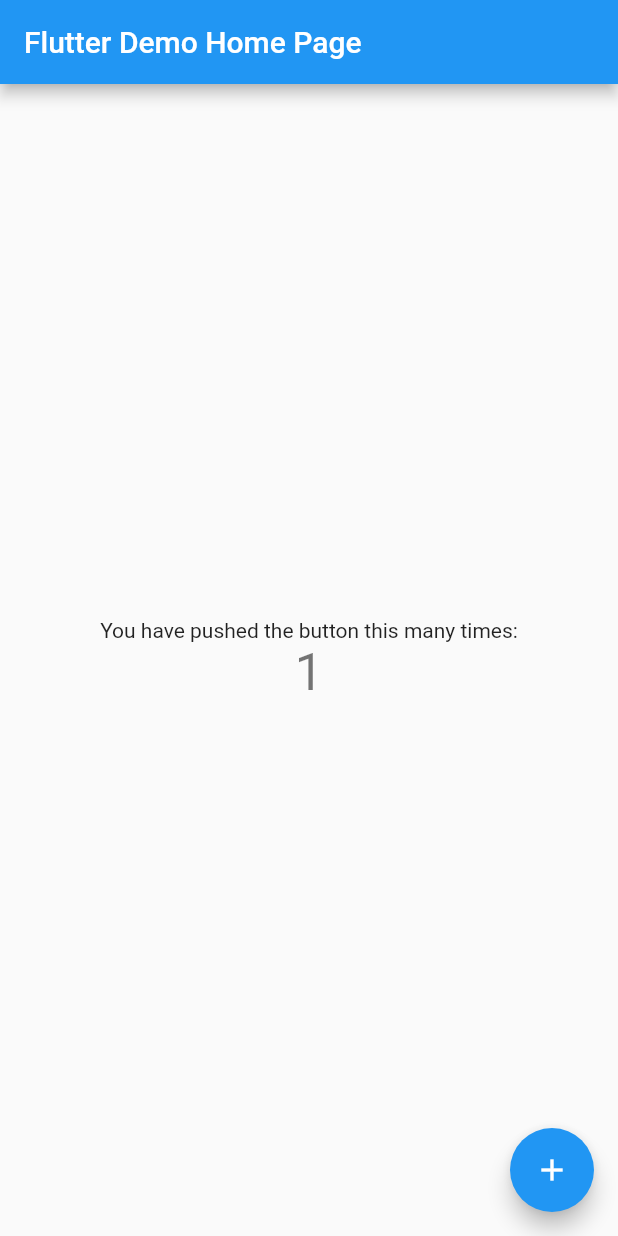
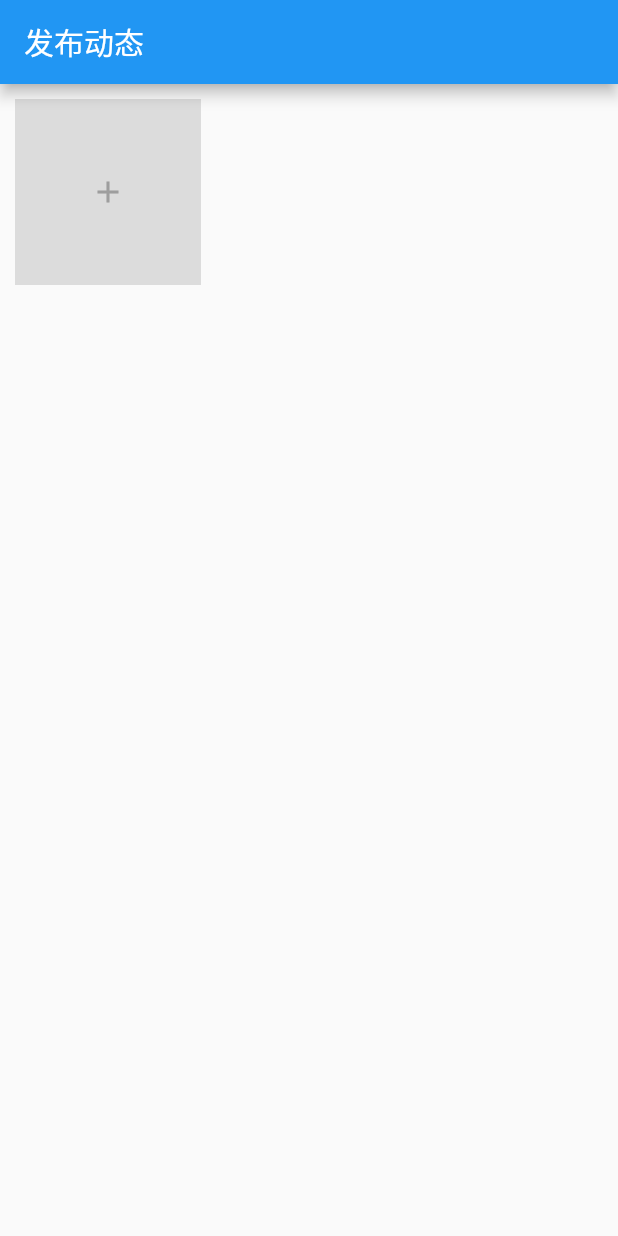
Before and after one commit to BaiMuQ/flutter_wechart_post, a Flutter app: the screen it shows after launch, after a tap on the "add" icon, on a phone screen of 412 x 824 dp. Run offline on Flutter 3.47's test engine with Material 2 defaults, Android fonts, the phone set to English and light mode, and no system bars; our stand-ins replace extended_image; missing offline and left inert: wechat_assets_picker.

Commit message:
添加展示图片界面和返回的头部菜单栏动画效果

```diff
--- a/lib/main.dart
+++ b/lib/main.dart
@@ -1,4 +1,5 @@
 import 'package:flutter/material.dart';
+import 'package:flutter_wechart/pages/post.dart';
 
 void main() {
   runApp(const MyApp());
@@ -7,109 +8,14 @@ void main() {
 class MyApp extends StatelessWidget {
   const MyApp({super.key});
 
-  // This widget is the root of your application.
   @override
   Widget build(BuildContext context) {
     return MaterialApp(
       title: 'Flutter Demo',
       theme: ThemeData(
-        // This is the theme of your application.
-        //
-        // Try running your application with "flutter run". You'll see the
-        // application has a blue toolbar. Then, without quitting the app, try
-        // changing the primarySwatch below to Colors.green and then invoke
-        // "hot reload" (press "r" in the console where you ran "flutter run",
-        // or simply save your changes to "hot reload" in a Flutter IDE).
-        // Notice that the counter didn't reset back to zero; the application
-        // is not restarted.
         primarySwatch: Colors.blue,
       ),
-      home: const MyHomePage(title: 'Flutter Demo Home Page'),
+      home: const PostEditPage(),
     );
   }
 }
-
-class MyHomePage extends StatefulWidget {
-  const MyHomePage({super.key, required this.title});
-
-  // This widget is the home page of your application. It is stateful, meaning
-  // that it has a State object (defined below) that contains fields that affect
-  // how it looks.
-
-  // This class is the configuration for the state. It holds the values (in this
-  // case the title) provided by the parent (in this case the App widget) and
-  // used by the build method of the State. Fields in a Widget subclass are
-  // always marked "final".
-
-  final String title;
-
-  @override
-  State<MyHomePage> createState() => _MyHomePageState();
-}
-
-class _MyHomePageState extends State<MyHomePage> {
-  int _counter = 0;
-
-  void _incrementCounter() {
-    setState(() {
-      // This call to setState tells the Flutter framework that something has
-      // changed in this State, which causes it to rerun the build method below
-      // so that the display can reflect the updated values. If we changed
-      // _counter without calling setState(), then the build method would not be
-      // called again, and so nothing would appear to happen.
-      _counter++;
-    });
-  }
-
-  @override
-  Widget build(BuildContext context) {
-    // This method is rerun every time setState is called, for instance as done
-    // by the _incrementCounter method above.
-    //
-    // The Flutter framework has been optimized to make rerunning build methods
-    // fast, so that you can just rebuild anything that needs updating rather
-    // than having to individually change instances of widgets.
-    return Scaffold(
-      appBar: AppBar(
-        // Here we take the value from the MyHomePage object that was created by
-        // the App.build method, and use it to set our appbar title.
-        title: Text(widget.title),
-      ),
-      body: Center(
-        // Center is a layout widget. It takes a single child and positions it
-        // in the middle of the parent.
-        child: Column(
-          // Column is also a layout widget. It takes a list of children and
-          // arranges them vertically. By default, it sizes itself to fit its
-          // children horizontally, and tries to be as tall as its parent.
-          //
-          // Invoke "debug painting" (press "p" in the console, choose the
-          // "Toggle Debug Paint" action from the Flutter Inspector in Android
-          // Studio, or the "Toggle Debug Paint" command in Visual Studio Code)
-          // to see the wireframe for each widget.
-          //
-          // Column has various properties to control how it sizes itself and
-          // how it positions its children. Here we use mainAxisAlignment to
-          // center the children vertically; the main axis here is the vertical
-          // axis because Columns are vertical (the cross axis would be
-          // horizontal).
-          mainAxisAlignment: MainAxisAlignment.center,
-          children: <Widget>[
-            const Text(
-              'You have pushed the button this many times:',
-            ),
-            Text(
-              '$_counter',
-              style: Theme.of(context).textTheme.headlineMedium,
-            ),
-          ],
-        ),
-      ),
-      floatingActionButton: FloatingActionButton(
-        onPressed: _incrementCounter,
-        tooltip: 'Increment',
-        child: const Icon(Icons.add),
-      ), // This trailing comma makes auto-formatting nicer for build methods.
-    );
-  }
-}
--- /dev/null
+++ b/lib/pages/post.dart
@@ -0,0 +1,124 @@
+/*
+ * @Author: Bai YanShuo
+ * @Date: 2023-04-20 17:42:33
+ * @LastEditors: Bai YanShuo
+ * @LastEditTime: 2023-04-26 16:22:28
+ * @FilePath: /flutter_wechart/lib/pages/post.dart
+ * @Description:
+ */
+
+import 'package:flutter/material.dart';
+import 'package:flutter_wechart/utils/config.dart';
+import 'package:wechat_assets_picker/wechat_assets_picker.dart';
+
+import 'gallery.dart';
+
+class PostEditPage extends StatefulWidget {
+  const PostEditPage({super.key});
+
+  @override
+  State<PostEditPage> createState() => _PostEditPageState();
+}
+
+class _PostEditPageState extends State<PostEditPage> {
+  // 选取的图片
+  List<AssetEntity> selectedAssets = [];
+  // 图片列表
+  Widget _buildPhotoList() {
+    return Padding(
+      padding: const EdgeInsets.all(spacing),
+      child: LayoutBuilder(
+        builder: (BuildContext context, BoxConstraints constraints) {
+          final double width = (constraints.maxWidth - spacing * 2) / 3;
+          return Wrap(
+            spacing: spacing,
+            runSpacing: spacing,
+            children: [
+              for (final AssetEntity asset in selectedAssets)
+                _buildPhotoItem(asset, width),
+              // 选择图片按钮
+              if (selectedAssets.length < maxAssets)
+                _buildAddBtn(context, width),
+            ],
+          );
+        },
+      ),
+    );
+  }
+
+  Widget _buildAddBtn(BuildContext context, double width) {
+    return GestureDetector(
+      onTap: () async {
+        final List<AssetEntity>? result = await AssetPicker.pickAssets(
+          context,
+          pickerConfig: AssetPickerConfig(
+            selectedAssets: selectedAssets,
+            maxAssets: maxAssets,
+          ),
+        );
+        if (result == null) return;
+
+        setState(() {
+          selectedAssets = result;
+        });
+      },
+      child: Container(
+        color: Colors.black12,
+        width: width,
+        height: width,
+        child: const Icon(
+          Icons.add,
+          color: Colors.grey,
+        ),
+      ),
+    );
+  }
+
+  // 图片项
+  Widget _buildPhotoItem(AssetEntity asset, double width) {
+    return GestureDetector(
+      onTap: () {
+        Navigator.of(context).push(
+          MaterialPageRoute(
+            builder: (context) => GalleryWidget(
+              initialIndex: selectedAssets.indexOf(asset),
+              items: selectedAssets,
+            ),
+          ),
+        );
+      },
+      child: Container(
+        clipBehavior: Clip.antiAlias,
+        decoration: BoxDecoration(
+          borderRadius: BorderRadius.circular(3.0),
+        ),
+        child: AssetEntityImage(
+          isOriginal: false,
+          asset,
+          width: width,
+          height: width,
+          fit: BoxFit.cover,
+        ),
+      ),
+    );
+  }
+
+  // 主视图
+  Widget _mainView() {
+    return Column(
+      children: [
+        _buildPhotoList(),
+      ],
+    );
+  }
+
+  @override
+  Widget build(BuildContext context) {
+    return Scaffold(
+      appBar: AppBar(
+        title: const Text('发布动态'),
+      ),
+      body: _mainView(),
+    );
+  }
+}
--- /dev/null
+++ b/lib/utils/config.dart
@@ -0,0 +1,14 @@
+/*
+ * @Author: Bai YanShuo
+ * @Date: 2023-04-21 12:45:27
+ * @LastEditors: Bai YanShuo
+ * @LastEditTime: 2023-04-21 12:54:16
+ * @FilePath: /flutter_wechart/lib/utils/config.dart
+ * @Description:
+ */
+
+// 间距
+const double spacing = 10.0;
+
+// 图片选取数量
+const int maxAssets = 9;
--- a/pubspec.yaml
+++ b/pubspec.yaml
@@ -29,16 +29,12 @@ environment:
 # versions available, run `flutter pub outdated`.
 dependencies:
   cupertino_icons: ^1.0.2
+  extended_image: ^7.0.2
   flutter:
     sdk: flutter
   wechat_assets_picker: ^8.4.2
 
 dev_dependencies:
-  # The "flutter_lints" package below contains a set of recommended lints to
-  # encourage good coding practices. The lint set provided by the package is
-  # activated in the `analysis_options.yaml` file located at the root of your
-  # package. See that file for information about deactivating specific lint
-  # rules and activating additional ones.
   flutter_lints: ^2.0.0
   flutter_test:
     sdk: flutter
```
Also changed, not shown: lib/pages/gallery.dart (added, +110 -0 lines), lib/widgets/appbar.dart (added, +43 -0 lines), pubspec.lock.
